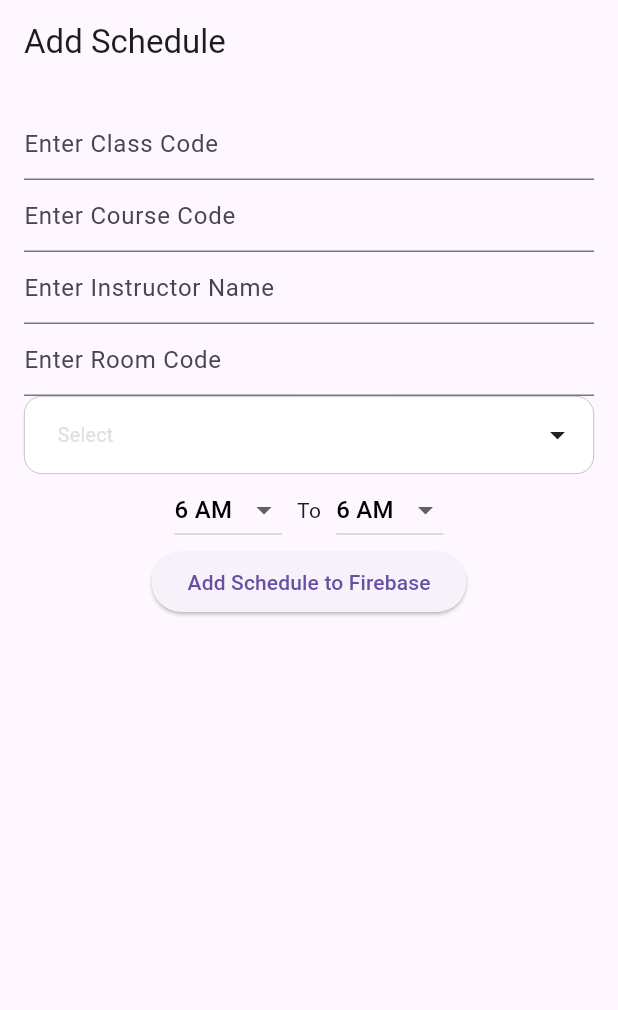
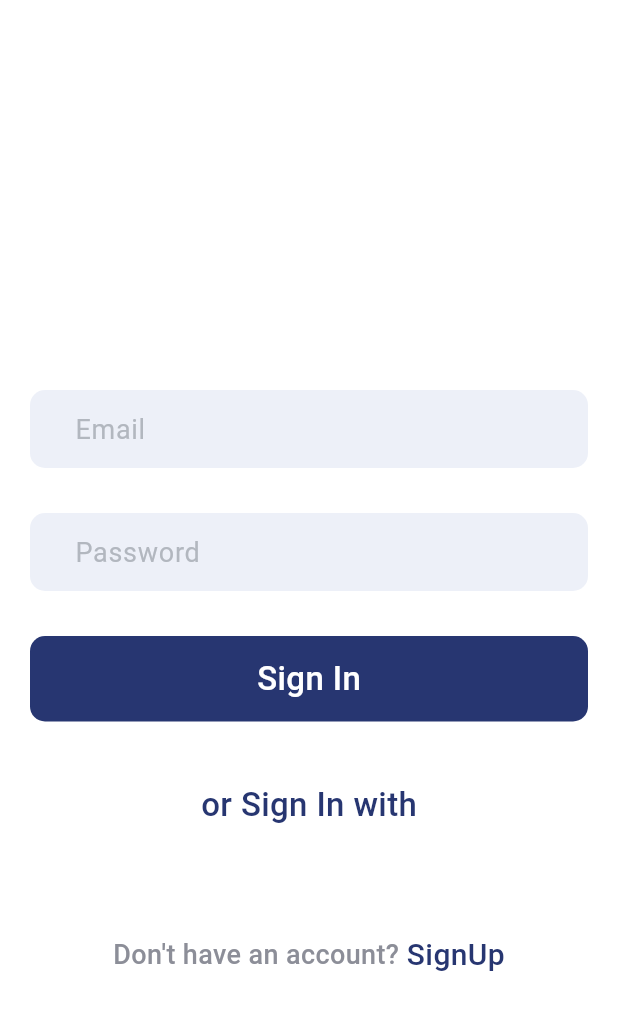
Before and after one commit to Ektoplaasm/roomUtilizatinAdmin, a Flutter app: the screen it shows after launch, on a phone screen of 412 x 824 dp. Shown: the top 1010 px of the screen. Run offline on Flutter 3.47's test engine with Material 3 defaults, Android fonts, the phone set to English and light mode, and no system bars; drawn by our look-alikes of multi_dropdown; our stand-ins replace cloud_firestore, firebase_auth, firebase_core; accounts and stored records are empty.

Commit message:
Sign In and Sign Up added

```diff
--- a/lib/main.dart
+++ b/lib/main.dart
@@ -1,4 +1,5 @@
 import 'package:admin_addschedule/pages/homepage.dart';
+import 'package:admin_addschedule/pages/signin.dart';
 import 'package:flutter/material.dart';
 import 'package:firebase_core/firebase_core.dart';
 import 'firebase_options.dart';
@@ -16,7 +17,7 @@ class MainApp extends StatelessWidget {
   Widget build(BuildContext context) {
     return const MaterialApp(
       debugShowCheckedModeBanner: false,
-      home: HomePage(),
+      home: SignIn(),
     );
   }
 }
--- /dev/null
+++ b/lib/pages/signin.dart
@@ -0,0 +1,212 @@
+import 'package:admin_addschedule/pages/homepage.dart';
+import 'package:admin_addschedule/pages/signup.dart';
+import 'package:firebase_auth/firebase_auth.dart';
+import 'package:flutter/material.dart';
+
+class SignIn extends StatefulWidget {
+  const SignIn({super.key});
+
+  @override
+  State<SignIn> createState() => _SignInState();
+}
+
+class _SignInState extends State<SignIn> {
+
+  String email = "";
+  String password = "";
+
+  TextEditingController mailcontroller = new TextEditingController();
+  TextEditingController passwordcontroller = new TextEditingController();
+
+  final _formkey = GlobalKey<FormState>();
+
+  userLogin() async {
+    try {
+      await FirebaseAuth.instance
+          .signInWithEmailAndPassword(email: email, password: password);
+      Navigator.push(context, MaterialPageRoute(builder: (context) => HomePage()));
+    } on FirebaseAuthException catch (e) {
+      if (e.code == 'user-not-found') {
+        ScaffoldMessenger.of(context).showSnackBar(SnackBar(
+            backgroundColor: Colors.orangeAccent,
+            content: Text(
+              "No User Found for that Email",
+              style: TextStyle(fontSize: 18.0),
+            )));
+      } else if (e.code == 'wrong-password') {
+        ScaffoldMessenger.of(context).showSnackBar(SnackBar(
+            backgroundColor: Colors.orangeAccent,
+            content: Text(
+              "Wrong Password Provided by User",
+              style: TextStyle(fontSize: 18.0),
+            )));
+      }
+    }
+  }
+
+  @override
+  Widget build(BuildContext context) {
+    return Scaffold(
+      backgroundColor: Colors.white,
+      body: SingleChildScrollView(
+        child: Container(
+          child: Column(
+            children: [
+              SizedBox(
+                height: 30.0,
+              ),
+              Container(
+                height: 200,
+                width: 500,
+                decoration: BoxDecoration(
+                    // image: DecorationImage(
+                    //   // image: AssetImage('images/logo-black.png'),
+                    //   fit: BoxFit.cover,
+                    // ),
+                ),
+                ),
+              SizedBox(
+                height: 30.0,
+              ),
+              Padding(
+                padding: const EdgeInsets.only(left: 20.0, right: 20.0),
+                child: Form(
+                  key: _formkey,
+                  child: Column(
+                    children: [
+
+                      Container(
+                        width: 500,
+                        padding:
+                            EdgeInsets.symmetric(vertical: 2.0, horizontal: 30.0),
+                        decoration: BoxDecoration(
+                            color: Color(0xFFedf0f8),
+                            borderRadius: BorderRadius.circular(10)),
+                        child: TextFormField(
+                          validator: (value) {
+                            if (value == null || value.isEmpty) {
+                              return 'Please Enter E-mail';
+                            }
+                            return null;
+                          },
+                          controller: mailcontroller,
+                          decoration: InputDecoration(
+                              border: InputBorder.none,
+                              hintText: "Email",
+                              hintStyle: TextStyle(
+                                  color: Color(0xFFb2b7bf), fontSize: 18.0)),
+                        ),
+                      ),
+                      SizedBox(
+                        height: 30.0,
+                      ),
+                      Container(
+                        width: 500,
+                        padding:
+                            EdgeInsets.symmetric(vertical: 2.0, horizontal: 30.0),
+                        decoration: BoxDecoration(
+                            color: Color(0xFFedf0f8),
+                            borderRadius: BorderRadius.circular(10)),
+                        child: TextFormField(
+                          controller: passwordcontroller,
+                          validator: (value) {
+                            if (value == null || value.isEmpty) {
+                              return 'Please Enter Password';
+                            }
+                            return null;
+                          },
+                          decoration: InputDecoration(
+                              border: InputBorder.none,
+                              hintText: "Password",
+                              hintStyle: TextStyle(
+                                  color: Color(0xFFb2b7bf), fontSize: 18.0)),
+                     obscureText: true,   ),
+                      ),
+                      SizedBox(
+                        height: 30.0,
+                      ),
+                      GestureDetector(
+                        onTap: (){
+                          if(_formkey.currentState!.validate()){
+                            setState(() {
+                              email= mailcontroller.text;
+                              password=passwordcontroller.text;
+                            });
+                          }
+                          userLogin();
+                        },
+                        child: Container(
+                            width: 500,
+
+                            padding: EdgeInsets.symmetric(
+                                vertical: 13.0, horizontal: 30.0),
+                            decoration: BoxDecoration(
+                                color: Color(0xFF273671),
+                                borderRadius: BorderRadius.circular(10)),
+                            child: Center(
+                                child: Text(
+                              "Sign In",
+                              style: TextStyle(
+                                  color: Colors.white,
+                                  fontSize: 22.0,
+                                  fontWeight: FontWeight.w500),
+                            ))),
+                      ),
+                    ],
+                  ),
+                ),
+              ),
+
+              SizedBox(
+                height: 40.0,
+              ),
+              Text(
+                "or Sign In with",
+                style: TextStyle(
+                    color: Color(0xFF273671),
+                    fontSize: 22.0,
+                    fontWeight: FontWeight.w500),
+              ),
+              SizedBox(
+                height: 30.0,
+              ),
+
+              SizedBox(
+                height: 40.0,
+              ),
+              Row(
+                mainAxisAlignment: MainAxisAlignment.center,
+                children: [
+                  Text("Don't have an account?",
+                      style: TextStyle(
+                          color: Color(0xFF8c8e98),
+                          fontSize: 18.0,
+                          fontWeight: FontWeight.w500)),
+                  SizedBox(
+                    width: 5.0,
+                  ),
+                  GestureDetector(
+                    onTap: () {
+                      Navigator.push(context,
+                          MaterialPageRoute(builder: (context) => SignUp()));
+                    },
+                    child: Text(
+                      "SignUp",
+                      style: TextStyle(
+                          color: Color(0xFF273671),
+                          fontSize: 20.0,
+                          fontWeight: FontWeight.w500),
+                    ),
+                  ),
+                ],
+              ),
+              SizedBox(
+                height: 30.0,
+              ),
+            ],
+          ),
+        ),
+      ),
+    );
+  }
+}
--- a/lib/services/firestore.dart
+++ b/lib/services/firestore.dart
@@ -22,7 +22,6 @@ class FirestoreService {
       'sched_id' : documentID,
     });
 
-
 }
 
   //get data time start and end para butang sa taken start and end time
@@ -30,4 +29,9 @@ class FirestoreService {
     QuerySnapshot snapshot = await sched_details.get();
     return snapshot.docs.map((doc) => doc.data() as Map<String, dynamic>).toList();
   }
+
+  //for user login
+  Future addUser(String userId, Map<String, dynamic>  userInfoMap){
+    return FirebaseFirestore.instance.collection("users").doc(userId).set(userInfoMap);
+  }
 }
```
Also changed, not shown: lib/pages/signup.dart (added, +204 -0 lines).
